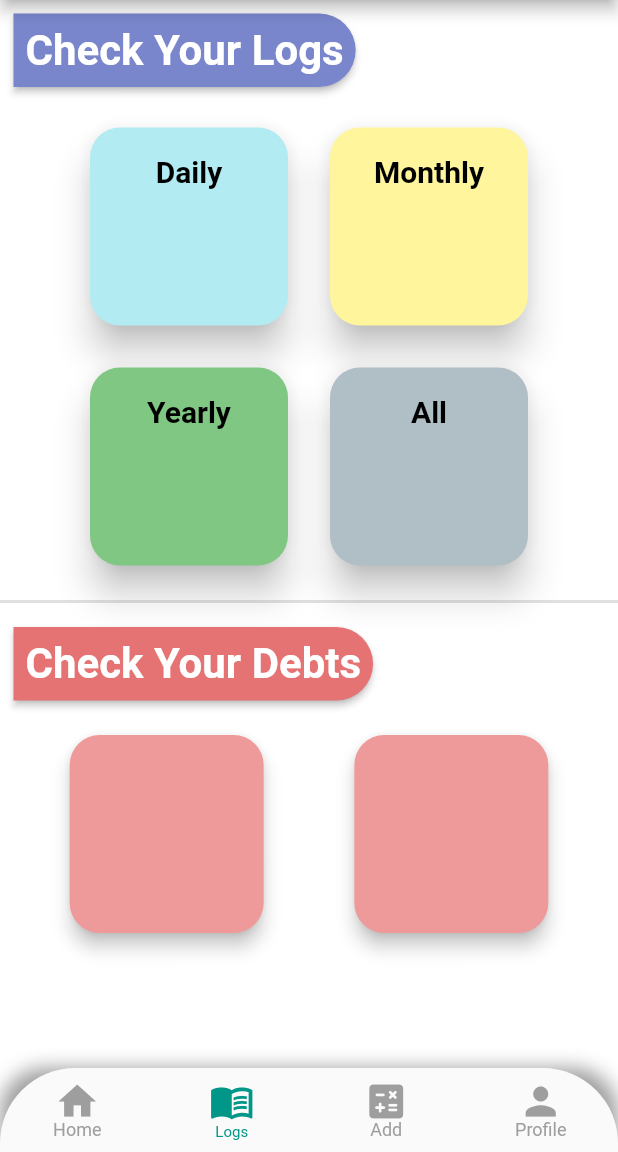
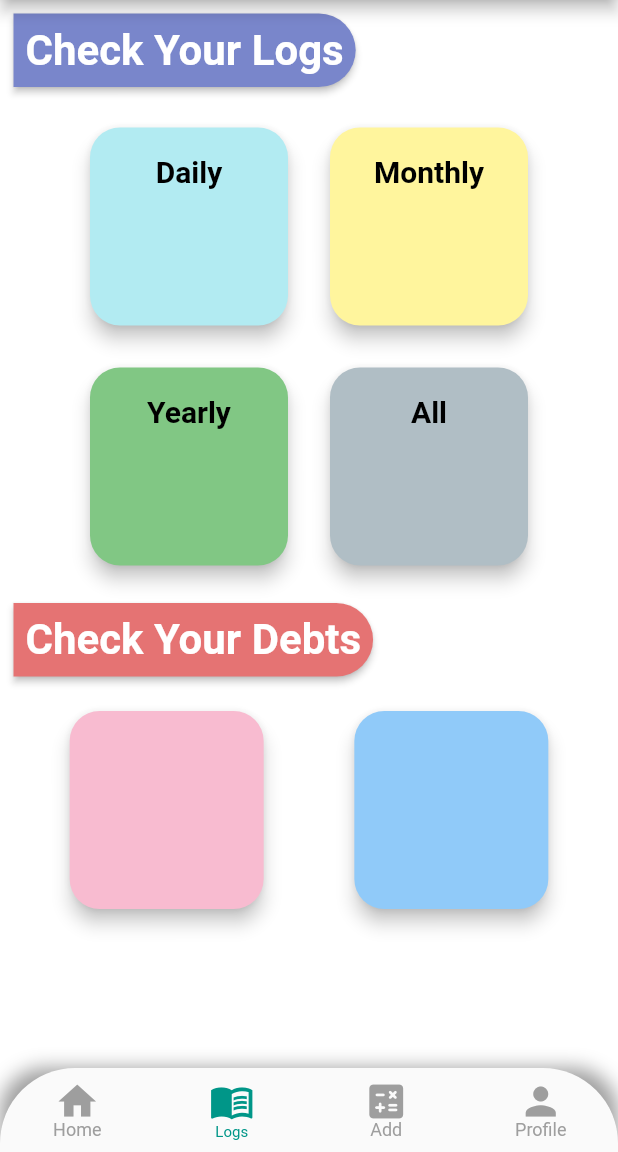
Before and after one commit to AmrSabbagh35/Daftarak, a Flutter app: the BottomNav screen opened directly, item 2 of the bottom bar chosen, on a phone screen of 412 x 824 dp, the part 84-1236 px from its top. Run offline on Flutter 3.47's test engine with Material 2 defaults, Android fonts, the light colour scheme and no system bars; our stand-ins replace animated_splash_screen, avatar_glow, flutter_login, font_awesome_flutter, hijri, page_transition and 1 more; accounts and stored records are empty.

Commit message:
unused fixed

```diff
--- a/lib/main.dart
+++ b/lib/main.dart
@@ -1,7 +1,7 @@
 import 'package:flutter/material.dart';
 import 'package:page_transition/page_transition.dart';
-import 'package:test_login/screens/Home_screen.dart';
-import 'package:test_login/screens/Login_screen.dart';
+import 'package:test_login/screens/Nav_Bar_Pages/Home_screen.dart';
+import 'package:test_login/screens/Login_Pages/Login_screen.dart';
 import 'package:animated_splash_screen/animated_splash_screen.dart';
 
 void main() => runApp(MyApp());
--- a/lib/screens/Login_screen.dart
+++ b/lib/screens/Login_Pages/Login_screen.dart
@@ -1,7 +1,7 @@
 import 'package:flutter/material.dart';
 import 'package:test_login/widgets/widget.dart';
 
-import 'Bottom_Nav.dart';
+import '../../widgets/Bottom_Nav.dart';
 
 class LoginScreen extends StatefulWidget {
   @override
--- a/lib/screens/Logs_Screen.dart
+++ b/lib/screens/Nav_Bar_Pages/Logs_Screen.dart
@@ -51,7 +51,7 @@ class _Logs_ScreenState extends State<Logs_Screen> {
                   height: 140.0,
                   child: Card(
                     color: Colors.cyan[100],
-                    elevation: 10,
+                    elevation: 5,
                     shape: RoundedRectangleBorder(
                         borderRadius: BorderRadius.circular(20)),
                     child: InkWell(
@@ -86,7 +86,7 @@ class _Logs_ScreenState extends State<Logs_Screen> {
                   height: 140.0,
                   child: Card(
                     color: Colors.yellow[200],
-                    elevation: 10,
+                    elevation: 5,
                     shape: RoundedRectangleBorder(
                         borderRadius: BorderRadius.circular(20)),
                     child: InkWell(
@@ -121,7 +121,7 @@ class _Logs_ScreenState extends State<Logs_Screen> {
                   height: 140.0,
                   child: Card(
                     color: Colors.green[300],
-                    elevation: 10,
+                    elevation: 5,
                     shape: RoundedRectangleBorder(
                         borderRadius: BorderRadius.circular(20)),
                     child: InkWell(
@@ -156,7 +156,7 @@ class _Logs_ScreenState extends State<Logs_Screen> {
                   height: 140.0,
                   child: Card(
                     color: Colors.blueGrey[200],
-                    elevation: 10,
+                    elevation: 5,
                     shape: RoundedRectangleBorder(
                         borderRadius: BorderRadius.circular(20)),
                     child: InkWell(
@@ -189,9 +189,6 @@ class _Logs_ScreenState extends State<Logs_Screen> {
               ],
             ),
           ),
-        ),
-        Divider(
-          thickness: 2,
         ),
         Padding(
           padding: const EdgeInsets.symmetric(horizontal: 5, vertical: 5),
@@ -226,10 +223,11 @@ class _Logs_ScreenState extends State<Logs_Screen> {
               margin: EdgeInsets.all(10),
               width: screenwidth / 3,
               child: Card(
-                color: Colors.red[200],
+                color: Colors.pink[100],
                 shape: RoundedRectangleBorder(
                     borderRadius: BorderRadius.circular(20)),
                 elevation: 5,
+                child: InkWell(),
               ),
             ),
             Container(
@@ -237,7 +235,7 @@ class _Logs_ScreenState extends State<Logs_Screen> {
               margin: EdgeInsets.all(10),
               width: screenwidth / 3,
               child: Card(
-                color: Colors.red[200],
+                color: Colors.blue[200],
                 shape: RoundedRectangleBorder(
                     borderRadius: BorderRadius.circular(20)),
                 elevation: 5,
--- /dev/null
+++ b/lib/screens/Nav_Bar_Pages/nav_screens.dart
@@ -0,0 +1,3 @@
+export 'Home_screen.dart';
+export 'Profile_Screen.dart';
+export 'Logs_Screen.dart';
--- a/lib/screens/Add_task.dart
+++ b/lib/screens/Todo_Pages/Add_task.dart
@@ -1,7 +1,5 @@
 import 'package:flutter/material.dart';
-import 'package:flutter/services.dart';
 import 'package:intl/intl.dart';
-import 'package:intl/number_symbols_data.dart';
 import 'package:test_login/helpers/database_help.dart';
 import 'package:test_login/models/Tasks/Tasks.dart';
 
--- a/lib/screens/ToDo_List.dart
+++ b/lib/screens/Todo_Pages/ToDo_List.dart
@@ -2,7 +2,7 @@ import 'package:flutter/material.dart';
 import 'package:intl/intl.dart';
 import 'package:test_login/helpers/database_help.dart';
 import 'package:test_login/models/Tasks/Tasks.dart';
-import 'package:test_login/screens/Add_task.dart';
+import 'package:test_login/screens/ToDo_Pages/Add_task.dart';
 
 class TodoList extends StatefulWidget {
   @override
--- /dev/null
+++ b/lib/screens/Todo_Pages/todo_screens.dart
@@ -0,0 +1,2 @@
+export 'ToDo_List.dart';
+export 'Add_task.dart';
--- a/lib/widgets/LoginWidget.dart
+++ b/lib/widgets/LoginWidget.dart
@@ -1,5 +1,4 @@
 import 'dart:ui';
-
 import 'package:flutter/material.dart';
 import 'package:flutter_login/flutter_login.dart';
 
--- a/lib/widgets/Reminder_Card.dart
+++ b/lib/widgets/Reminder_Card.dart
@@ -1,5 +1,5 @@
 import 'package:flutter/material.dart';
-import 'package:test_login/screens/ToDo_List.dart';
+import 'package:test_login/screens/Todo_Pages/todo_screens.dart';
 
 class RemindersCard extends StatefulWidget {
   @override
```
Also changed, not shown: lib/widgets/Bottom_Nav.dart (renamed from lib/screens/Bottom_Nav.dart, +1 -8 lines), lib/screens/Nav_Bar_Pages/Home_screen.dart (renamed from lib/screens/Home_screen.dart), lib/screens/Nav_Bar_Pages/Profile_Screen.dart (renamed from lib/screens/Profile_Screen.dart).
